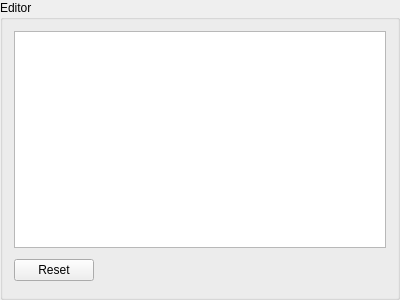
Before: the Qt Designer form geometrize/dialog/scripteditorwidget.ui in Tw1ddle/geometrize, drawn with Qt 5.
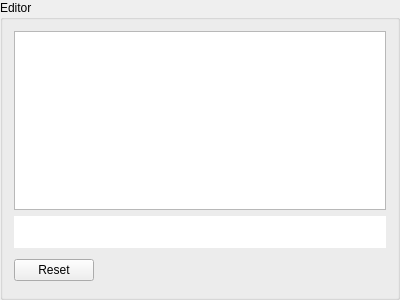
After: the same form once the commit is applied.

Commit message: Get scriptable stop conditions working, make some minor tweaks to script editor widget UI

What changed in the file:
```diff
--- a/geometrize/dialog/scripteditorwidget.ui
+++ b/geometrize/dialog/scripteditorwidget.ui
@@ -22,6 +22,46 @@
      <item>
       <widget class="QPlainTextEdit" name="scriptTextEdit"/>
      </item>
+     <item>
+      <widget class="QTextEdit" name="evaluationErrorMessageBox">
+       <property name="sizePolicy">
+        <sizepolicy hsizetype="Preferred" vsizetype="MinimumExpanding">
+         <horstretch>0</horstretch>
+         <verstretch>0</verstretch>
+        </sizepolicy>
+       </property>
+       <property name="maximumSize">
+        <size>
+         <width>16777215</width>
+         <height>32</height>
+        </size>
+       </property>
+       <property name="acceptDrops">
+        <bool>false</bool>
+       </property>
+       <property name="autoFillBackground">
+        <bool>false</bool>
+       </property>
+       <property name="styleSheet">
+        <string notr="true"/>
+       </property>
+       <property name="frameShape">
+        <enum>QFrame::NoFrame</enum>
+       </property>
+       <property name="frameShadow">
+        <enum>QFrame::Plain</enum>
+       </property>
+       <property name="sizeAdjustPolicy">
+        <enum>QAbstractScrollArea::AdjustToContents</enum>
+       </property>
+       <property name="readOnly">
+        <bool>true</bool>
+       </property>
+       <property name="placeholderText">
+        <string/>
+       </property>
+      </widget>
+     </item>
      <item>
       <layout class="QHBoxLayout" name="horizontalLayout_2">
        <item>
```
Left out of the diff: 18 changed lines with no effect on the pictures. The commit also changes 3 other files.
